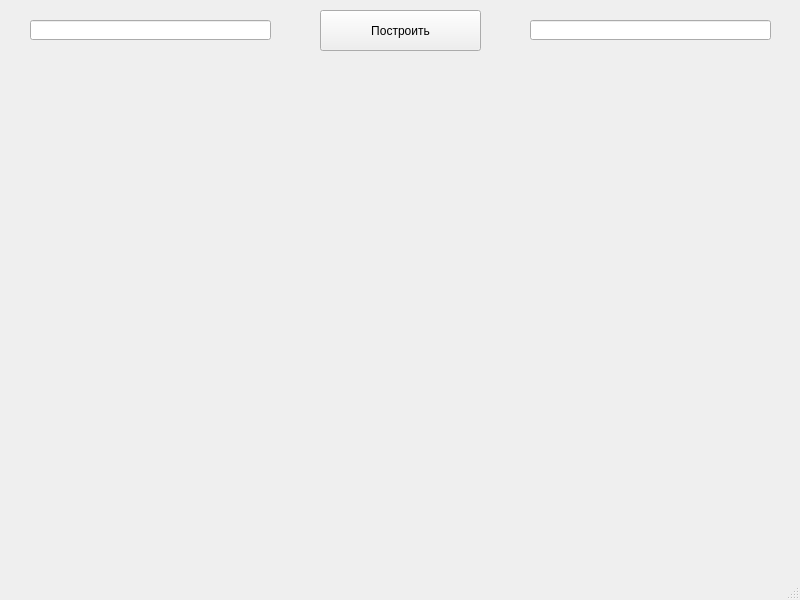
First picture: the form in navigator/mainwindow.ui, repository Hoidini/NavigatorOnQt, before the edit.
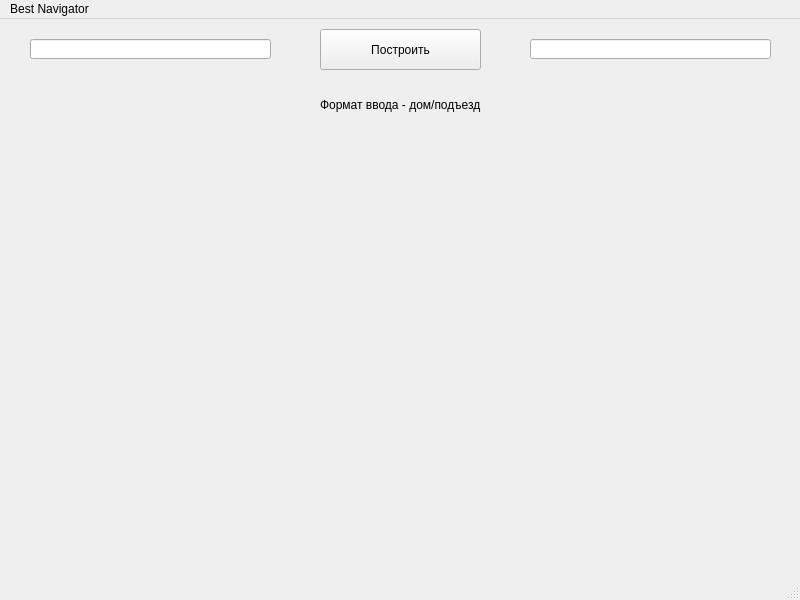
Second picture: the form after the edit.

Commit message: Add label with input format

The edit to the form file:
```diff
--- a/navigator/mainwindow.ui
+++ b/navigator/mainwindow.ui
@@ -47,6 +47,19 @@
      <string>Построить</string>
     </property>
    </widget>
+   <widget class="QLabel" name="labelFormatInfo">
+    <property name="geometry">
+     <rect>
+      <x>320</x>
+      <y>70</y>
+      <width>211</width>
+      <height>31</height>
+     </rect>
+    </property>
+    <property name="text">
+     <string>Формат ввода - дом/подъезд</string>
+    </property>
+   </widget>
   </widget>
   <widget class="QMenuBar" name="menubar">
    <property name="geometry">
@@ -57,6 +70,12 @@
      <height>17</height>
     </rect>
    </property>
+   <widget class="QMenu" name="menuBest_Navigator">
+    <property name="title">
+     <string>Best Navigator</string>
+    </property>
+   </widget>
+   <addaction name="menuBest_Navigator"/>
   </widget>
   <widget class="QStatusBar" name="statusbar"/>
  </widget>
```
The commit also changes 1 other file.
